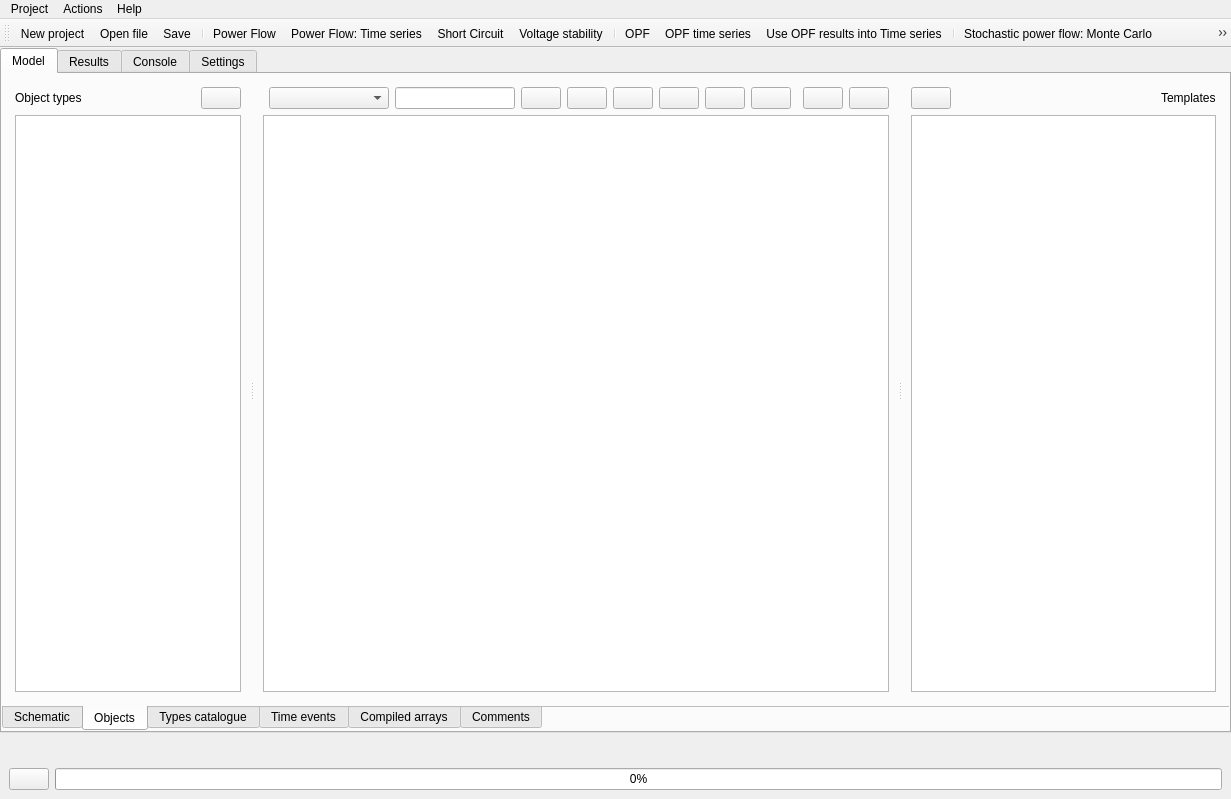
Old version of the form src/GridCal/Gui/Main/MainWindow.ui in the repository SanPen/GridCal.
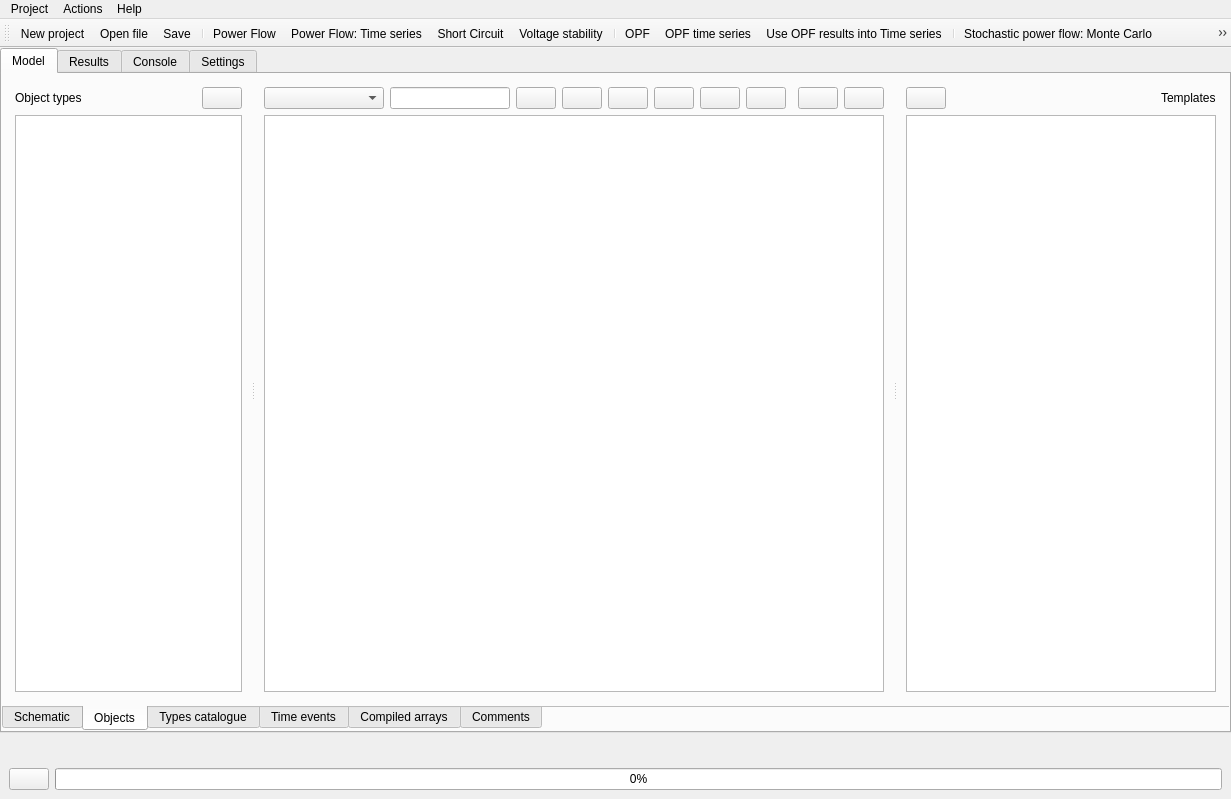
New version of the form. The open tabs and pages were chosen to show the change. Icons and pictures are not drawn. Custom widgets are drawn as their Qt base class.

```diff
--- a/src/GridCal/Gui/Main/MainWindow.ui
+++ b/src/GridCal/Gui/Main/MainWindow.ui
@@ -732,16 +732,6 @@
                    </property>
                   </widget>
                  </item>
-                 <item row="0" column="1" colspan="2">
-                  <widget class="QComboBox" name="property_comboBox">
-                   <property name="minimumSize">
-                    <size>
-                     <width>120</width>
-                     <height>0</height>
-                    </size>
-                   </property>
-                  </widget>
-                 </item>
                  <item row="0" column="4">
                   <widget class="QPushButton" name="filter_pushButton">
                    <property name="toolTip">
@@ -798,6 +788,16 @@
                    </property>
                   </widget>
                  </item>
+                 <item row="0" column="0" colspan="3">
+                  <widget class="QComboBox" name="property_comboBox">
+                   <property name="minimumSize">
+                    <size>
+                     <width>120</width>
+                     <height>0</height>
+                    </size>
+                   </property>
+                  </widget>
+                 </item>
                 </layout>
                </widget>
                <widget class="QFrame" name="templatesFrame">
```
